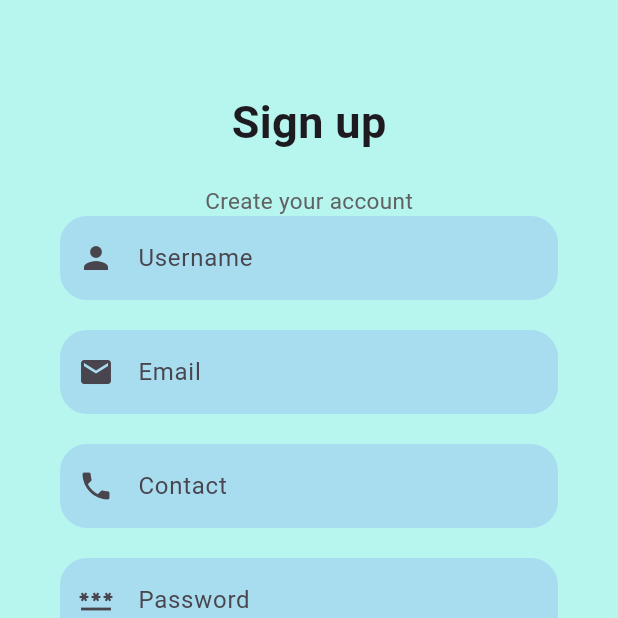
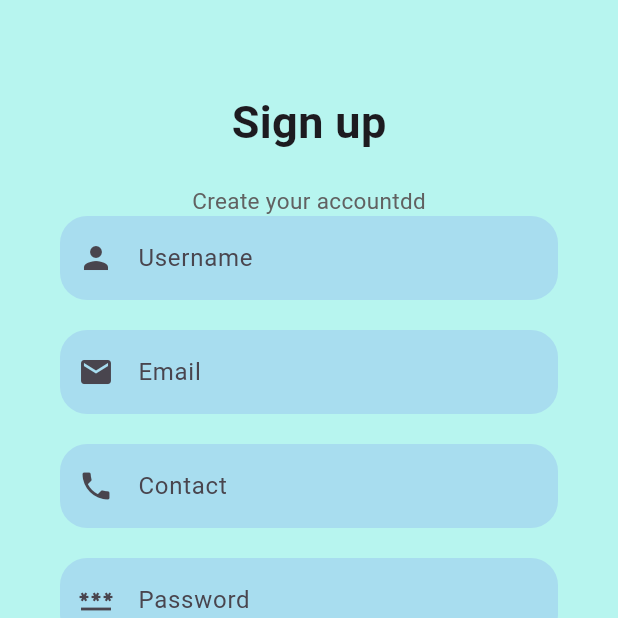
Before and after one commit to maneesha2002/flutter_mobile_project, a Flutter app: the SignupPage screen opened directly, on a phone screen of 412 x 824 dp, the top half of it. Run offline on Flutter 3.47's test engine with Material 3 defaults, Android fonts, the phone set to English and light mode, and no system bars; our stand-ins replace cloud_firestore, firebase_auth, firebase_core, firebase_storage, fluttertoast, image_picker and 1 more; accounts and stored records are empty.

Commit message:
Update signup.dart

```diff
--- a/LostSeeker/LostSeeker/lib/screens/signup.dart
+++ b/LostSeeker/LostSeeker/lib/screens/signup.dart
@@ -48,7 +48,7 @@ class _SignupPageState extends State<SignupPage> {
                       height: 20,
                     ),
                     Text(
-                      "Create your account",
+                      "Create your accountdd",
                       style: TextStyle(fontSize: 15, color: Colors.grey[700]),
                     )
                   ],
```
